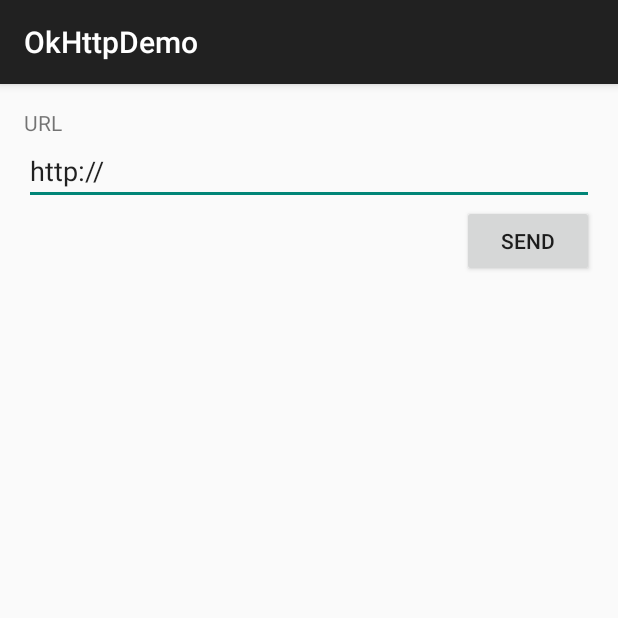
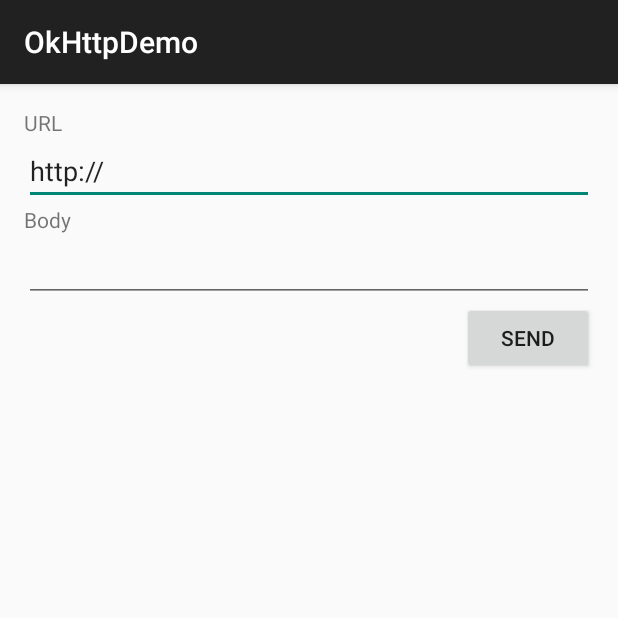
Before and after one commit to mokelab/android-OkHttp-demo, an Android app: the screen it shows after launch (MainActivity), on a phone screen of 412 x 824 dp, the top half of it. Run offline under Robolectric (Android 15) with nearby library versions, the phone set to English and light mode, and no system bars; our stand-ins replace ButterKnife; libraries missing offline, so code that uses them is left out: com.squareup.okhttp; 1 statement that could not run was skipped.

Commit message:
Implement post page

```diff
--- a/app/src/main/java/com/mokelab/okhttpdemo/MainActivity.java
+++ b/app/src/main/java/com/mokelab/okhttpdemo/MainActivity.java
@@ -13,7 +13,7 @@ public class MainActivity extends AppCompatActivity {
         if (savedInstanceState == null) {
             FragmentTransaction transaction = getSupportFragmentManager().beginTransaction();
 
-            transaction.add(R.id.container, GetFragment.newInstance());
+            transaction.add(R.id.container, PostFragment.newInstance());
 
             transaction.commit();
         }
--- /dev/null
+++ b/app/src/main/java/com/mokelab/okhttpdemo/PostFragment.java
@@ -0,0 +1,107 @@
+package com.mokelab.okhttpdemo;
+
+import android.os.Bundle;
+import android.support.annotation.Nullable;
+import android.support.v4.app.Fragment;
+import android.util.Log;
+import android.view.LayoutInflater;
+import android.view.View;
+import android.view.ViewGroup;
+import android.widget.Button;
+import android.widget.EditText;
+import android.widget.TextView;
+
+import com.squareup.okhttp.Callback;
+import com.squareup.okhttp.MediaType;
+import com.squareup.okhttp.OkHttpClient;
+import com.squareup.okhttp.Request;
+import com.squareup.okhttp.RequestBody;
+import com.squareup.okhttp.Response;
+
+import java.io.IOException;
+
+import butterknife.Bind;
+import butterknife.ButterKnife;
+import butterknife.OnClick;
+import okio.BufferedSink;
+
+/**
+ * Fragment for post page
+ */
+public class PostFragment extends Fragment {
+    @Bind(R.id.edit_url) EditText mUrlText;
+    @Bind(R.id.edit_body) EditText mBodyText;
+    @Bind(android.R.id.button1) Button mSendButton;
+    @Bind(android.R.id.text2) TextView mResultText;
+
+    private OkHttpClient mClient;
+
+    public static PostFragment newInstance() {
+        PostFragment fragment = new PostFragment();
+
+        Bundle args = new Bundle();
+        fragment.setArguments(args);
+
+        return fragment;
+    }
+
+    @Override
+    public void onCreate(@Nullable Bundle savedInstanceState) {
+        super.onCreate(savedInstanceState);
+
+        mClient = new OkHttpClient();
+    }
+
+    @Nullable
+    @Override
+    public View onCreateView(LayoutInflater inflater, @Nullable ViewGroup container, @Nullable Bundle savedInstanceState) {
+        View root = inflater.inflate(R.layout.fragment_post, container, false);
+
+        ButterKnife.bind(this, root);
+
+        return root;
+    }
+
+    @Override
+    public void onDestroyView() {
+        super.onDestroyView();
+
+        ButterKnife.unbind(this);
+    }
+
+    @OnClick(android.R.id.button1)
+    void sendClicked() {
+        String url = mUrlText.getText().toString();
+        String body = mBodyText.getText().toString();
+        mSendButton.setEnabled(false);
+
+        Request request = new Request.Builder()
+                .url(url)
+                .post(RequestBody.create(MediaType.parse("text/plain;charset=utf-8"), body))
+                .build();
+
+        mClient.newCall(request).enqueue(new Callback() {
+            @Override
+            public void onResponse(Response response) throws IOException {
+                String responseBody = response.body().string();
+                showResponse(responseBody);
+            }
+
+            @Override
+            public void onFailure(Request request, IOException e) {
+                Log.e("Main", "onFailure " + e.getMessage(), e);
+                showResponse("Failure \n" + e.getMessage());
+            }
+        });
+    }
+
+    private void showResponse(final String message) {
+        getActivity().runOnUiThread(new Runnable() {
+            @Override
+            public void run() {
+                mSendButton.setEnabled(true);
+                mResultText.setText(message);
+            }
+        });
+    }
+}
--- /dev/null
+++ b/app/src/main/res/layout/fragment_post.xml
@@ -0,0 +1,53 @@
+<RelativeLayout
+    xmlns:android="http://schemas.android.com/apk/res/android"
+    android:layout_width="match_parent"
+    android:layout_height="match_parent"
+    android:paddingLeft="@dimen/activity_horizontal_margin"
+    android:paddingRight="@dimen/activity_horizontal_margin"
+    android:paddingTop="@dimen/activity_vertical_margin"
+    android:paddingBottom="@dimen/activity_vertical_margin"
+    >
+
+    <TextView
+        android:id="@android:id/text1"
+        android:text="@string/url"
+        android:layout_width="wrap_content"
+        android:layout_height="wrap_content"/>
+    <EditText
+        android:id="@+id/edit_url"
+        android:layout_width="match_parent"
+        android:layout_height="wrap_content"
+        android:layout_below="@android:id/text1"
+        android:inputType="textUri"
+        android:text="@string/http"/>
+    <TextView
+        android:id="@+id/text_body"
+        android:layout_width="wrap_content"
+        android:layout_height="wrap_content"
+        android:layout_below="@+id/edit_url"
+        android:text="@string/body"/>
+    <EditText
+        android:id="@+id/edit_body"
+        android:layout_width="match_parent"
+        android:layout_height="wrap_content"
+        android:layout_below="@+id/text_body"
+        android:inputType="text"/>
+    <Button
+        android:id="@android:id/button1"
+        android:layout_width="wrap_content"
+        android:layout_height="wrap_content"
+        android:layout_alignParentRight="true"
+        android:layout_below="@+id/edit_body"
+        android:text="@string/send"/>
+    <ScrollView
+        android:layout_width="match_parent"
+        android:layout_height="match_parent"
+        android:layout_below="@android:id/button1">
+        <TextView
+            android:id="@android:id/text2"
+            android:layout_width="match_parent"
+            android:layout_height="wrap_content"
+            />
+    </ScrollView>
+
+</RelativeLayout>
--- a/app/src/main/res/values/strings.xml
+++ b/app/src/main/res/values/strings.xml
@@ -6,4 +6,5 @@
     <string name="url">URL</string>
     <string name="send">Send</string>
     <string name="http">http://</string>
+    <string name="body">Body</string>
 </resources>
```
